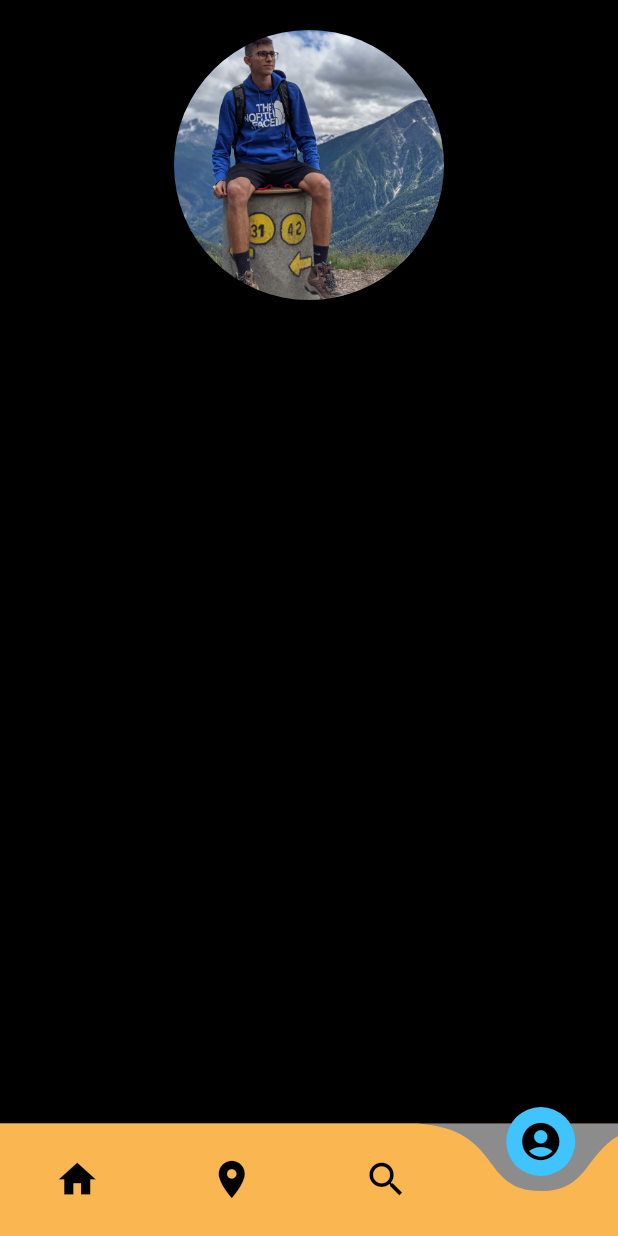
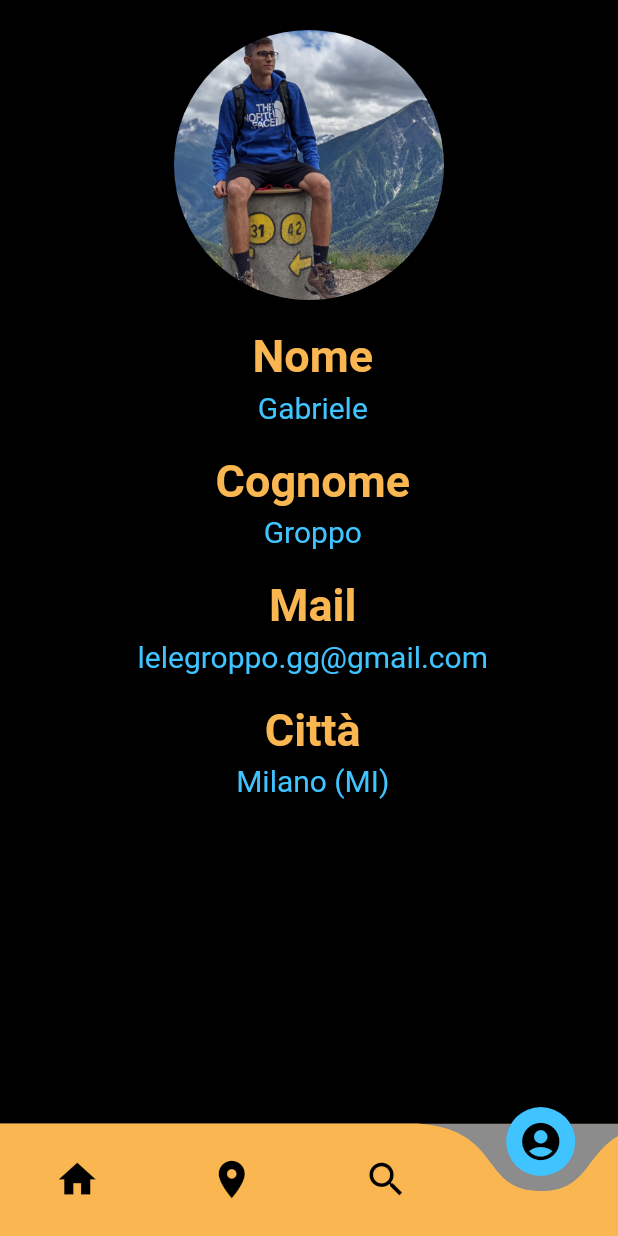
Before and after one commit to GorlaA/app_ristoranti, a Flutter app: the screen it shows after launch, item 4 of the bottom bar chosen, on a phone screen of 412 x 824 dp. Run offline on Flutter 3.47's test engine with Material 2 defaults, Android fonts, the light colour scheme and no system bars; drawn by our look-alikes of curved_navigation_bar; our stand-ins replace carousel_slider, cloud_firestore; accounts and stored records are empty.

Commit message:
Aggiunta pagina profilo + modifica subTitles(. & Lower)
Aggiunta pagina profilo caricato degli asset e modifica parametri metodi subTitles e subTitlesLower -> aggiunta colore
Caricamento asset profilo per test

```diff
--- a/lib/App/presentation/bloc/Elementi_Home.dart
+++ b/lib/App/presentation/bloc/Elementi_Home.dart
@@ -44,7 +44,7 @@ class Sliver_App_Bar_Home extends StatelessWidget{
           collapsedHeight: 80,
           backgroundColor: const Color.fromARGB(255, 250, 182, 80),
           shape: const RoundedRectangleBorder(borderRadius: BorderRadius.only(bottomLeft: Radius.circular(40),)),
-          flexibleSpace: FlexibleSpaceBar(centerTitle: true, title: ListTile(title: Text('App', style: TextStyle(fontSize: 40.0),), subtitle: Text('Benvenuto '+nomeUtente),)),
+          flexibleSpace: FlexibleSpaceBar(centerTitle: true, title: ListTile(title: Text("Top food", style: TextStyle(fontSize: 40.0),), subtitle: Text('Benvenuto '+nomeUtente),)),
     );
   }
 }
--- a/lib/App/presentation/pages/home_app.dart
+++ b/lib/App/presentation/pages/home_app.dart
@@ -34,7 +34,7 @@ class Home_app_page extends StatelessWidget{
   @override
   Widget build(BuildContext context){
     return MaterialApp(
-      title: 'App',
+      title: "App",
       home: Scaffold(
         backgroundColor: temaApp,
         bottomNavigationBar: Bottom_Navigation_Bar(),
@@ -93,7 +93,7 @@ class ColoredSafeArea extends StatelessWidget {
 }
 
 class MainWidget extends StatelessWidget{
-  List<Widget> screens = [HomePage("Gabriele"), MapPage(), SearchPage(), ProfilePage(User("Gabriele", "Groppo", "lelegroppo.gg@gmail.com", "assets/images/FotoProfilo.jpg"))];
+  List<Widget> screens = [HomePage("Gabriele"), MapPage(), SearchPage(), ProfilePage(User("Gabriele", "Groppo", "lelegroppo.gg@gmail.com", "assets/images/FotoProfilo.jpg", "Milano (MI)"))];
   MainWidget();
   @override
   Widget build(BuildContext context) {
--- a/lib/App/presentation/pages/profile_page.dart
+++ b/lib/App/presentation/pages/profile_page.dart
@@ -5,13 +5,14 @@ import 'package:app_ristoranti/App/presentation/bloc/Elementi_Home.dart';
 import 'package:app_ristoranti/App/presentation/widgets/container_ristorante.dart';
 import 'package:cloud_firestore/cloud_firestore.dart';
 import 'package:provider/provider.dart';
-
+import 'package:app_ristoranti/App/presentation/pages/ristorante.dart';
 class User {
   String nome;
   String cognome;
   String foto;
   String mail;
-  User(this.nome, this.cognome, this.mail, this.foto);
+  String citta;
+  User(this.nome, this.cognome, this.mail, this.foto, this.citta);
 
   get getNome => nome;
   get getCognome => cognome;
@@ -25,29 +26,38 @@ class ProfilePage extends StatelessWidget{
 
   @override
   Widget build(BuildContext context) {
-    return ColoredSafeArea(color: Color.fromARGB(255, 250, 182, 80), child: Column(
-      mainAxisAlignment: MainAxisAlignment.start,
-      children: [
-        Row( mainAxisAlignment: MainAxisAlignment.center,children: [Container(
-          constraints: const BoxConstraints.expand(height: 200.0, width: 200),
-          padding: const EdgeInsets.all(10),
-          margin: const EdgeInsets.all(10),
-          decoration: const ShapeDecoration(
-            shape: RoundedRectangleBorder(
-              borderRadius: BorderRadius.all(
-                Radius.circular(20.0),
-              ),
-            ),
-//color: Color.fromARGB(255, 250, 182, 80),
-            color: Colors.black,
-          ),
-          child: ClipRRect(
-              borderRadius: BorderRadius.circular(90),
-              child: Image.asset(user.foto,fit: BoxFit.fill,)
-          ),
-        )],),
-      ],
-    ));
+    return ColoredSafeArea(
+        color: Color.fromARGB(255, 250, 182, 80),
+        child: Container(color: Colors.black, child: Column(
+          mainAxisAlignment: MainAxisAlignment.start,
+          crossAxisAlignment: CrossAxisAlignment.center,
+          children: [
+            Row(mainAxisAlignment: MainAxisAlignment.center,children: [Container(constraints: const BoxConstraints.expand(height: 200.0, width: 200), padding: const EdgeInsets.all(10), margin: const EdgeInsets.all(10), decoration: const ShapeDecoration(shape: RoundedRectangleBorder(borderRadius: BorderRadius.all(Radius.circular(20.0),),), color: Colors.black,), child: ClipRRect(borderRadius: BorderRadius.circular(90), child: Image.asset(user.foto,fit: BoxFit.fill,)),)],),
+            Row(mainAxisAlignment: MainAxisAlignment.center,children: [subTitles("Nome", Color.fromARGB(255, 250, 182, 80)),],),
+            Padding(padding: EdgeInsets.only(top: 5)),
+            Row(mainAxisAlignment: MainAxisAlignment.center,children: [subTitlesLower(user.nome, Colors.lightBlueAccent)]),
+            Padding(padding: EdgeInsets.only(top: 20)),
+            Row(mainAxisAlignment: MainAxisAlignment.center,children: [subTitles("Cognome", Color.fromARGB(255, 250, 182, 80)),],),
+            Padding(padding: EdgeInsets.only(top: 5)),
+            Row(mainAxisAlignment: MainAxisAlignment.center,children: [subTitlesLower(user.cognome, Colors.lightBlueAccent)]),
+            Padding(padding: EdgeInsets.only(top: 20)),
+            Row(mainAxisAlignment: MainAxisAlignment.center,children: [subTitles("Mail", Color.fromARGB(255, 250, 182, 80)),],),
+            Padding(padding: EdgeInsets.only(top: 5)),
+            Row(mainAxisAlignment: MainAxisAlignment.center,children: [subTitlesLower(user.mail, Colors.lightBlueAccent)]),
+            Padding(padding: EdgeInsets.only(top: 20)),
+            Row(mainAxisAlignment: MainAxisAlignment.center,children: [subTitles("Città", Color.fromARGB(255, 250, 182, 80)),],),
+            Padding(padding: EdgeInsets.only(top: 5)),
+            Row(mainAxisAlignment: MainAxisAlignment.center,children: [subTitlesLower(user.citta, Colors.lightBlueAccent)]),
+          ],
+        ),)
+    );
   }
 
 }
+
+Widget subTitles(String text, Color color){
+  return Row(children: [Padding(padding: EdgeInsets.only(left: 5)),Text(text,textAlign: TextAlign.left, style: TextStyle(color: color, fontSize: 30, fontWeight: FontWeight.bold)),],);
+}
+Widget subTitlesLower(String text, Color color){
+  return Row(children: [Padding(padding: EdgeInsets.only(left: 5, top: 5)),Text(text,textAlign: TextAlign.left, style: TextStyle(color: color, fontSize: 20, fontWeight: FontWeight.normal)),],);
+}
--- a/lib/App/presentation/pages/ristorante.dart
+++ b/lib/App/presentation/pages/ristorante.dart
@@ -62,20 +62,7 @@ class Ristorante_page extends StatelessWidget{
         )
       );
   }
-  Widget subTitles(String text){
-    return Row(children: [Padding(padding: EdgeInsets.only(left: 5)),Text(text,textAlign: TextAlign.left, style: TextStyle(color: Colors.black, fontSize: 30, fontWeight: FontWeight.bold)),],);
-  }
-  Widget subTitlesLower(String text){
-    return Row(children: [Padding(padding: EdgeInsets.only(left: 5, top: 5)),Text(text,textAlign: TextAlign.left, style: TextStyle(color: Colors.black, fontSize: 20, fontWeight: FontWeight.normal)),],);
-  }
-  Widget titolo(String text) {
-    return Row(
-      children: [
-        Padding(padding: EdgeInsets.only(left: 5)),
-        Text(text, style: TextStyle(color: Colors.black, fontSize: 60),),
-      ],
-    );
-  }
+
   Widget descrizioneRistorante(){
     return Center(
       child: Container(
@@ -221,3 +208,18 @@ class Carousel_slider_foto_ristorante extends StatelessWidget {
     );
   }
 }
+
+Widget subTitles(String text){
+  return Row(children: [Padding(padding: EdgeInsets.only(left: 5)),Text(text,textAlign: TextAlign.left, style: TextStyle(color: Colors.black, fontSize: 30, fontWeight: FontWeight.bold)),],);
+}
+Widget subTitlesLower(String text){
+  return Row(children: [Padding(padding: EdgeInsets.only(left: 5, top: 5)),Text(text,textAlign: TextAlign.left, style: TextStyle(color: Colors.black, fontSize: 20, fontWeight: FontWeight.normal)),],);
+}
+Widget titolo(String text) {
+  return Row(
+    children: [
+      Padding(padding: EdgeInsets.only(left: 5)),
+      Text(text, style: TextStyle(color: Colors.black, fontSize: 60),),
+    ],
+  );
+}
```
